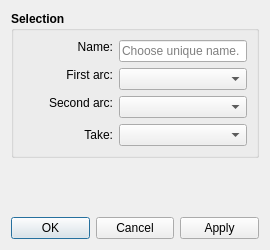
Old version of the form src/libs/vtools/dialogs/tools/dialogpointofintersectionarcs.ui in the repository FashionFreedom/Seamly2D.
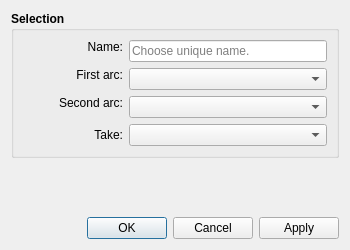
New version of the form. Icons and pictures are not drawn.

```diff
--- a/src/libs/vtools/dialogs/tools/dialogpointofintersectionarcs.ui
+++ b/src/libs/vtools/dialogs/tools/dialogpointofintersectionarcs.ui
@@ -6,7 +6,7 @@
    <rect>
     <x>0</x>
     <y>0</y>
-    <width>270</width>
+    <width>350</width>
     <height>250</height>
    </rect>
   </property>
@@ -60,7 +60,7 @@
           </property>
           <property name="minimumSize">
            <size>
-            <width>90</width>
+            <width>100</width>
             <height>0</height>
            </size>
           </property>
@@ -110,7 +110,7 @@
           </property>
           <property name="minimumSize">
            <size>
-            <width>90</width>
+            <width>100</width>
             <height>0</height>
            </size>
           </property>
@@ -160,7 +160,7 @@
           </property>
           <property name="minimumSize">
            <size>
-            <width>90</width>
+            <width>100</width>
             <height>0</height>
            </size>
           </property>
@@ -204,7 +204,7 @@
          <widget class="QLabel" name="label">
           <property name="minimumSize">
            <size>
-            <width>90</width>
+            <width>100</width>
             <height>0</height>
            </size>
           </property>
```
